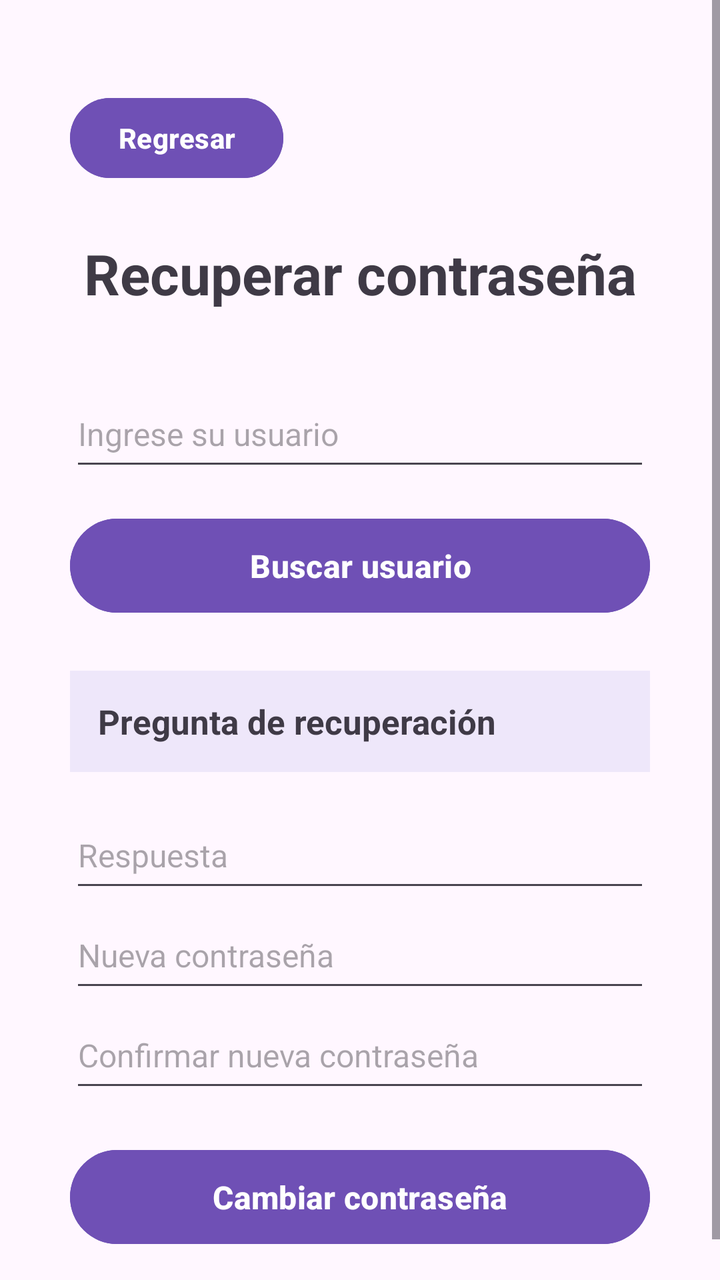
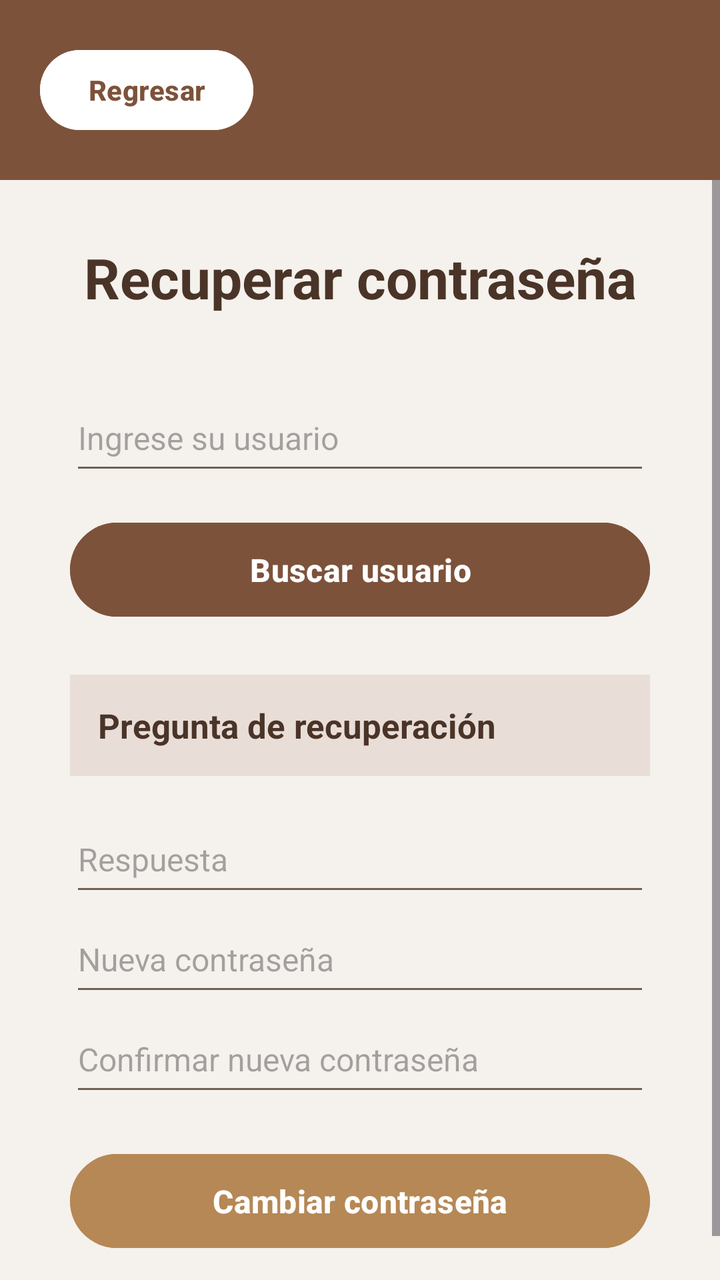

Compare the two renders of this Android layout. The source of the first and the diff that turns it into the second are given below.
<!-- AndroidManifest.xml: application theme Theme.BibliotecaGrupo3 -->
<!-- res/layout/activity_recuperar.xml -->
<?xml version="1.0" encoding="utf-8"?>
<androidx.constraintlayout.widget.ConstraintLayout xmlns:android="http://schemas.android.com/apk/res/android"
    xmlns:app="http://schemas.android.com/apk/res-auto"
    xmlns:tools="http://schemas.android.com/tools"
    android:id="@+id/main"
    android:layout_width="match_parent"
    android:layout_height="match_parent"
    android:background="#FFF7FF"
    tools:context=".RecuperarActivity">

    <ScrollView
        android:layout_width="0dp"
        android:layout_height="0dp"
        android:fillViewport="true"
        app:layout_constraintBottom_toBottomOf="parent"
        app:layout_constraintEnd_toEndOf="parent"
        app:layout_constraintStart_toStartOf="parent"
        app:layout_constraintTop_toTopOf="parent">

        <LinearLayout
            android:layout_width="match_parent"
            android:layout_height="wrap_content"
            android:orientation="vertical"
            android:paddingStart="35dp"
            android:paddingTop="45dp"
            android:paddingEnd="35dp"
            android:paddingBottom="35dp">

            <Button
                android:id="@+id/btnRegresar"
                android:layout_width="wrap_content"
                android:layout_height="wrap_content"
                android:backgroundTint="#6F50B5"
                android:onClick="regresar"
                android:text="Regresar"
                android:textAllCaps="false"
                android:textColor="#FFFFFF"
                android:textStyle="bold" />

            <TextView
                android:id="@+id/txtTituloRecuperar"
                android:layout_width="match_parent"
                android:layout_height="wrap_content"
                android:layout_marginTop="25dp"
                android:gravity="center"
                android:text="Recuperar contraseña"
                android:textColor="#3F3A46"
                android:textSize="28sp"
                android:textStyle="bold" />

            <EditText
                android:id="@+id/txtUsuarioRecuperar"
                android:layout_width="match_parent"
                android:layout_height="50dp"
                android:layout_marginTop="35dp"
                android:hint="Ingrese su usuario"
                android:inputType="text"
                android:textSize="16sp" />

            <Button
                android:id="@+id/btnBuscarUsuario"
                android:layout_width="match_parent"
                android:layout_height="55dp"
                android:layout_marginTop="15dp"
                android:backgroundTint="#6F50B5"
                android:onClick="buscarUsuario"
                android:text="Buscar usuario"
                android:textAllCaps="false"
                android:textColor="#FFFFFF"
                android:textSize="16sp"
                android:textStyle="bold" />

            <TextView
                android:id="@+id/txtPreguntaRecuperacion"
                android:layout_width="match_parent"
                android:layout_height="wrap_content"
                android:layout_marginTop="25dp"
                android:background="#EEE7FA"
                android:padding="14dp"
                android:text="Pregunta de recuperación"
                android:textColor="#3F3A46"
                android:textSize="17sp"
                android:textStyle="bold" />

            <EditText
                android:id="@+id/txtRespuestaRecuperar"
                android:layout_width="match_parent"
                android:layout_height="50dp"
                android:layout_marginTop="15dp"
                android:hint="Respuesta"
                android:inputType="text"
                android:textSize="16sp" />

            <EditText
                android:id="@+id/txtNuevaPassword"
                android:layout_width="match_parent"
                android:layout_height="50dp"
                android:hint="Nueva contraseña"
                android:inputType="textPassword"
                android:textSize="16sp" />

            <EditText
                android:id="@+id/txtConfirmarPassword"
                android:layout_width="match_parent"
                android:layout_height="50dp"
                android:hint="Confirmar nueva contraseña"
                android:inputType="textPassword"
                android:textSize="16sp" />

            <Button
                android:id="@+id/btnCambiarPassword"
                android:layout_width="match_parent"
                android:layout_height="55dp"
                android:layout_marginTop="20dp"
                android:backgroundTint="#6F50B5"
                android:onClick="cambiarPassword"
                android:text="Cambiar contraseña"
                android:textAllCaps="false"
                android:textColor="#FFFFFF"
                android:textSize="16sp"
                android:textStyle="bold" />

        </LinearLayout>
    </ScrollView>

</androidx.constraintlayout.widget.ConstraintLayout>
<!-- resources referenced by this layout -->
<resources>
  <style name="Theme.BibliotecaGrupo3" parent="Base.Theme.BibliotecaGrupo3" />
  <style name="Base.Theme.BibliotecaGrupo3" parent="Theme.Material3.DayNight.NoActionBar">
          
          
      </style>
</resources>

<!-- the commit's change to res/layout/activity_recuperar.xml (unified diff, before → after) -->
@@ -5,46 +5,59 @@
     android:id="@+id/main"
     android:layout_width="match_parent"
     android:layout_height="match_parent"
-    android:background="#FFF7FF"
+    android:background="#F5F1EC"
     tools:context=".RecuperarActivity">
+
+    <LinearLayout
+        android:id="@+id/topBar"
+        android:layout_width="0dp"
+        android:layout_height="90dp"
+        android:background="#7D523B"
+        android:gravity="center_vertical"
+        android:orientation="horizontal"
+        android:paddingStart="20dp"
+        android:paddingEnd="20dp"
+        app:layout_constraintEnd_toEndOf="parent"
+        app:layout_constraintStart_toStartOf="parent"
+        app:layout_constraintTop_toTopOf="parent">
+
+        <Button
+            android:id="@+id/btnRegresar"
+            android:layout_width="wrap_content"
+            android:layout_height="wrap_content"
+            android:backgroundTint="#FFFFFF"
+            android:onClick="regresar"
+            android:text="Regresar"
+            android:textAllCaps="false"
+            android:textColor="#7D523B"
+            android:textStyle="bold" />
+    </LinearLayout>
 
     <ScrollView
         android:layout_width="0dp"
         android:layout_height="0dp"
         android:fillViewport="true"
+        app:layout_constraintTop_toBottomOf="@id/topBar"
         app:layout_constraintBottom_toBottomOf="parent"
-        app:layout_constraintEnd_toEndOf="parent"
         app:layout_constraintStart_toStartOf="parent"
-        app:layout_constraintTop_toTopOf="parent">
+        app:layout_constraintEnd_toEndOf="parent">
 
         <LinearLayout
             android:layout_width="match_parent"
             android:layout_height="wrap_content"
             android:orientation="vertical"
             android:paddingStart="35dp"
-            android:paddingTop="45dp"
+            android:paddingTop="30dp"
             android:paddingEnd="35dp"
             android:paddingBottom="35dp">
-
-            <Button
-                android:id="@+id/btnRegresar"
-                android:layout_width="wrap_content"
-                android:layout_height="wrap_content"
-                android:backgroundTint="#6F50B5"
-                android:onClick="regresar"
-                android:text="Regresar"
-                android:textAllCaps="false"
-                android:textColor="#FFFFFF"
-                android:textStyle="bold" />
 
             <TextView
                 android:id="@+id/txtTituloRecuperar"
                 android:layout_width="match_parent"
                 android:layout_height="wrap_content"
-                android:layout_marginTop="25dp"
                 android:gravity="center"
                 android:text="Recuperar contraseña"
-                android:textColor="#3F3A46"
+                android:textColor="#4A3428"
                 android:textSize="28sp"
                 android:textStyle="bold" />
 
@@ -53,8 +66,11 @@
                 android:layout_width="match_parent"
                 android:layout_height="50dp"
                 android:layout_marginTop="35dp"
+                android:backgroundTint="#6E6259"
                 android:hint="Ingrese su usuario"
+                android:hintTextColor="#AAA19A"
                 android:inputType="text"
+                android:textColor="#4A3428"
                 android:textSize="16sp" />
 
             <Button
@@ -62,7 +78,7 @@
                 android:layout_width="match_parent"
                 android:layout_height="55dp"
                 android:layout_marginTop="15dp"
-                android:backgroundTint="#6F50B5"
+                android:backgroundTint="#7D523B"
                 android:onClick="buscarUsuario"
                 android:text="Buscar usuario"
                 android:textAllCaps="false"
@@ -75,10 +91,10 @@
                 android:layout_width="match_parent"
                 android:layout_height="wrap_content"
                 android:layout_marginTop="25dp"
-                android:background="#EEE7FA"
+                android:background="#E9DED7"
                 android:padding="14dp"
                 android:text="Pregunta de recuperación"
-                android:textColor="#3F3A46"
+                android:textColor="#4A3428"
                 android:textSize="17sp"
                 android:textStyle="bold" />
 
@@ -87,24 +103,33 @@
                 android:layout_width="match_parent"
                 android:layout_height="50dp"
                 android:layout_marginTop="15dp"
+                android:backgroundTint="#6E6259"
                 android:hint="Respuesta"
+                android:hintTextColor="#AAA19A"
                 android:inputType="text"
+                android:textColor="#4A3428"
                 android:textSize="16sp" />
 
             <EditText
                 android:id="@+id/txtNuevaPassword"
                 android:layout_width="match_parent"
                 android:layout_height="50dp"
+                android:backgroundTint="#6E6259"
                 android:hint="Nueva contraseña"
+                android:hintTextColor="#AAA19A"
                 android:inputType="textPassword"
+                android:textColor="#4A3428"
                 android:textSize="16sp" />
 
             <EditText
                 android:id="@+id/txtConfirmarPassword"
                 android:layout_width="match_parent"
                 android:layout_height="50dp"
+                android:backgroundTint="#6E6259"
                 android:hint="Confirmar nueva contraseña"
+                android:hintTextColor="#AAA19A"
                 android:inputType="textPassword"
+                android:textColor="#4A3428"
                 android:textSize="16sp" />
 
             <Button
@@ -112,7 +137,7 @@
                 android:layout_width="match_parent"
                 android:layout_height="55dp"
                 android:layout_marginTop="20dp"
-                android:backgroundTint="#6F50B5"
+                android:backgroundTint="#B58855"
                 android:onClick="cambiarPassword"
                 android:text="Cambiar contraseña"
                 android:textAllCaps="false"
